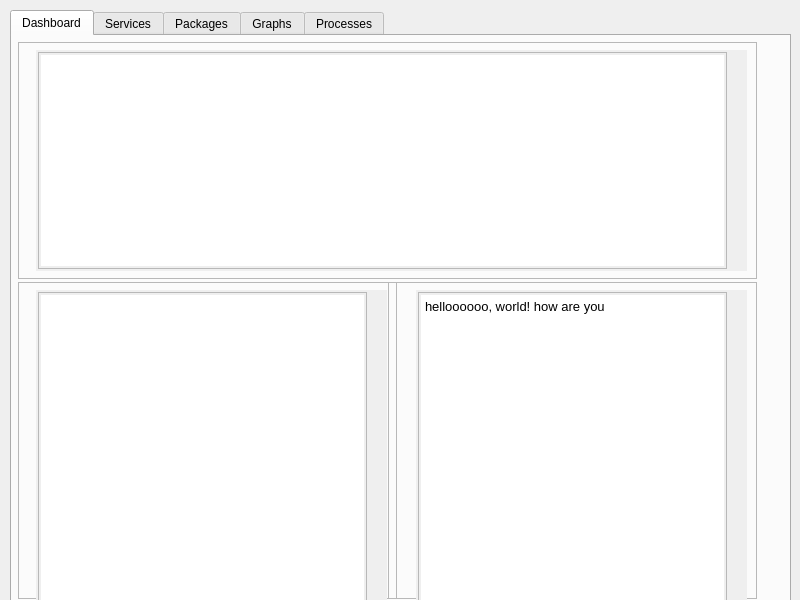
This is interface/mainwindow.ui in Rubix982/Fizz as Qt 5 draws it before an edit. The edited form follows.
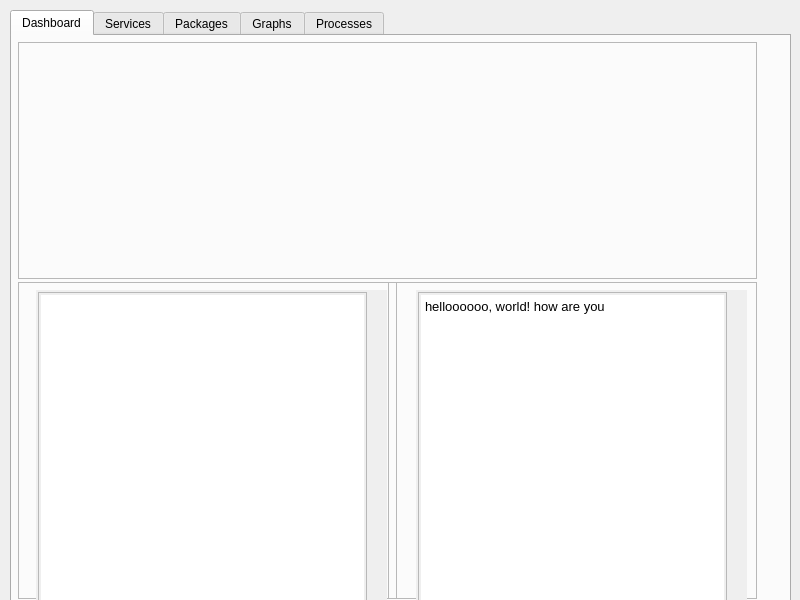
This is the edited form.

What changed in the file:
```diff
--- a/interface/mainwindow.ui
+++ b/interface/mainwindow.ui
@@ -62,16 +62,6 @@
       <property name="frameShadow">
        <enum>QFrame::Raised</enum>
       </property>
-      <widget class="QTextBrowser" name="usageInfo">
-       <property name="geometry">
-        <rect>
-         <x>20</x>
-         <y>10</y>
-         <width>711</width>
-         <height>221</height>
-        </rect>
-       </property>
-      </widget>
      </widget>
      <widget class="QFrame" name="systemInfo_MainFrame">
       <property name="geometry">
```
